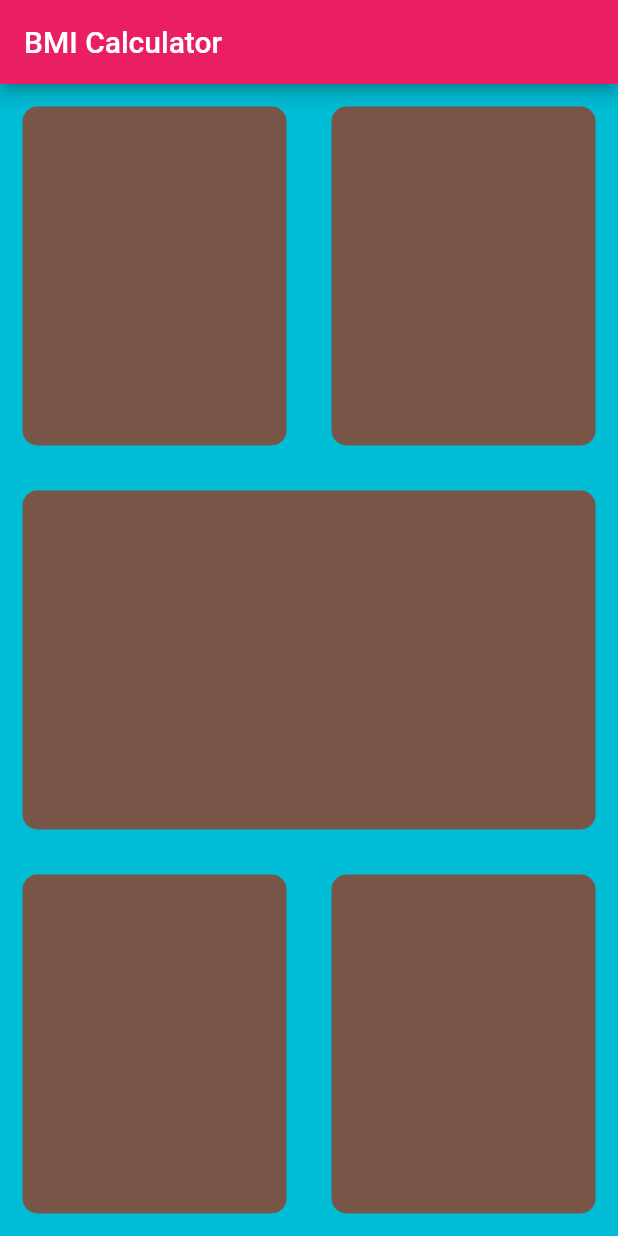
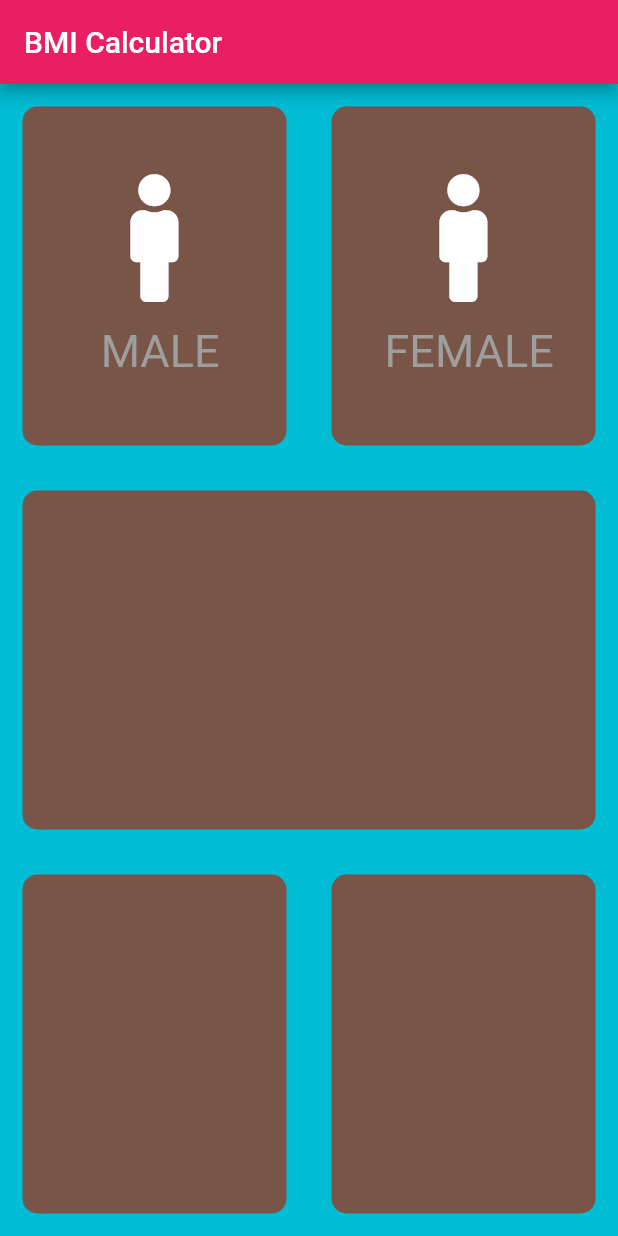
Before and after one commit to MuhammadAlikhichi/bmi_calculator, a Flutter app: the screen it shows after launch, on a phone screen of 412 x 824 dp. Run offline on Flutter 3.47's test engine with Material 2 defaults, Android fonts, the phone set to English and light mode, and no system bars; our stand-ins replace font_awesome_flutter.

Commit message:
use of refactored code || Lecture 57 || Part 04

```diff
--- a/lib/inputpage.dart
+++ b/lib/inputpage.dart
@@ -1,5 +1,6 @@
 import 'package:flutter/cupertino.dart';
 import 'package:flutter/material.dart';
+import 'package:font_awesome_flutter/font_awesome_flutter.dart';
 class InputPage extends StatefulWidget {
   @override
   _InputPageState createState() => _InputPageState();
@@ -18,9 +19,21 @@ class _InputPageState extends State<InputPage> {
             children: [
               Expanded(child: RepeatContainerCode(
                 colors: Colors.brown,
+                cardwidge: Repeartexticoncode(
+                  iconData: FontAwesomeIcons.male,
+                  Label:' MALE',
+                ),
+
               ),
               ),
-              Expanded(child: RepeatContainerCode(colors: Colors.brown,),
+              Expanded(child: RepeatContainerCode(
+                colors: Colors.brown,
+                cardwidge: Repeartexticoncode(
+                  iconData: FontAwesomeIcons.male,
+                  Label:' FEMALE',
+                ),
+
+              ),
               ),
             ],
           )),
@@ -40,13 +53,44 @@ class _InputPageState extends State<InputPage> {
   }
 }
 
+class Repeartexticoncode extends StatelessWidget {
+  Repeartexticoncode({@required this.iconData,this.Label});
+  final IconData iconData;
+  final String Label;
+
+  @override
+  Widget build(BuildContext context) {
+    return Column(
+      mainAxisAlignment: MainAxisAlignment.center,
+      children: [
+        Icon(
+          iconData,
+          //FontAwesomeIcons.male,
+          size: 85.0,
+        ),
+        SizedBox(height: 15.0),
+        Text(Label,
+          style: TextStyle(
+            fontSize: 30.0,
+            color: Colors.grey,
+          ),
+        )
+      ],
+    );
+  }
+}
+
+
+
 class RepeatContainerCode extends StatelessWidget {
-  RepeatContainerCode({@required this.colors});
-  Color colors;
+  RepeatContainerCode({@required this.colors, this.cardwidge});
+  final Color colors;
+  final Widget cardwidge;
   @override
   Widget build(BuildContext context) {
     return Container(
       margin: EdgeInsets.all(15.0),
+      child: cardwidge,
       decoration: BoxDecoration(
         color: Colors.brown,
         borderRadius: BorderRadius.circular(10.0)
--- a/pubspec.yaml
+++ b/pubspec.yaml
@@ -27,7 +27,8 @@ dependencies:
 
   # The following adds the Cupertino Icons font to your application.
   # Use with the CupertinoIcons class for iOS style icons.
-  cupertino_icons: ^0.1.3
+  cupertino_icons: ^0.1.2
+  font_awesome_flutter: ^8.10.0
 
 dev_dependencies:
   flutter_test:
```
Also changed, not shown: pubspec.lock.
